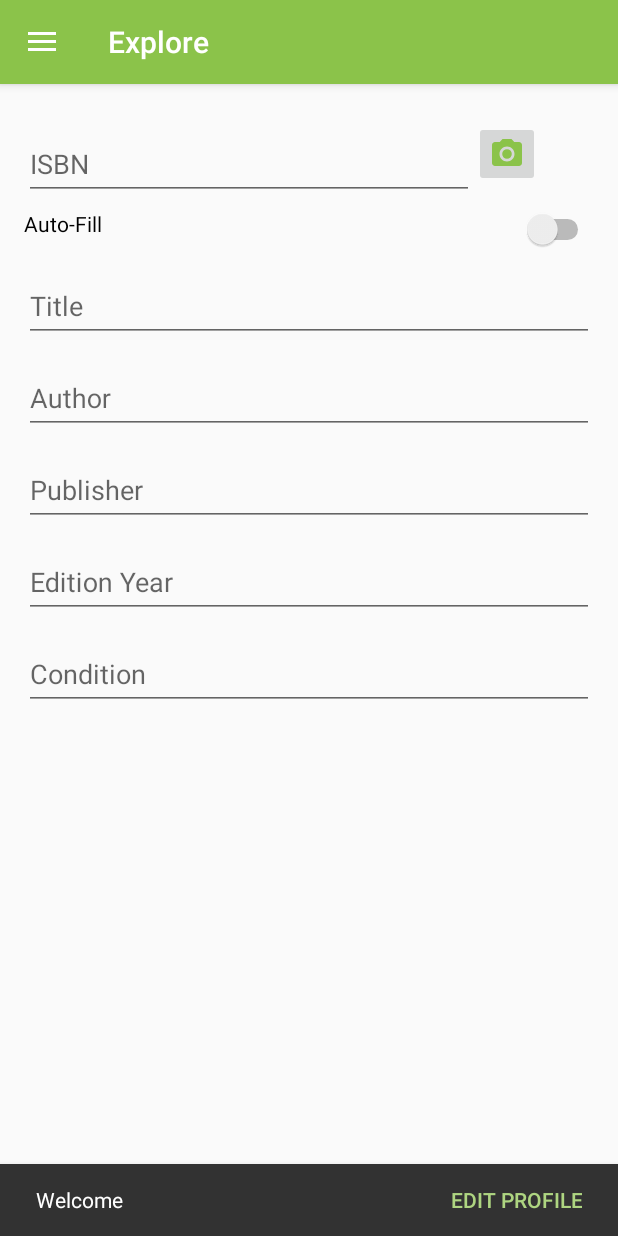
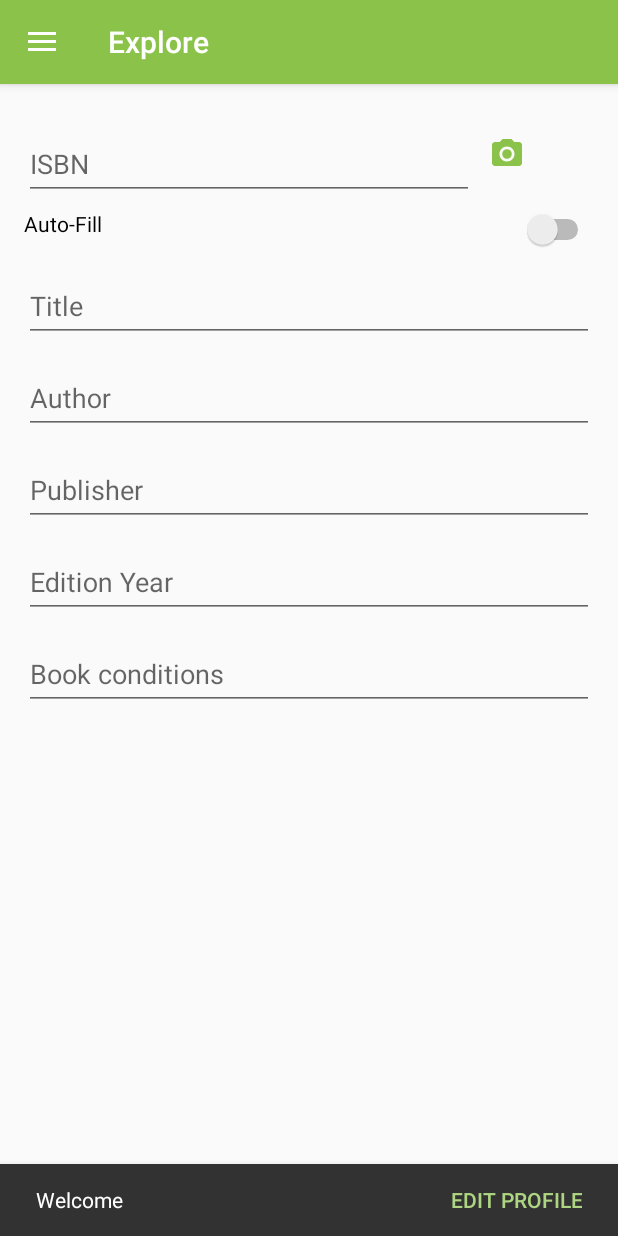
Before and after one commit to MobileApplicationDevelopment2018/MAD_Lab02, an Android app: the fragment AddBookFragment placed in its activity, on a phone screen of 412 x 824 dp. Run offline under Robolectric (Android 15) with nearby library versions, the phone set to English and light mode, and no system bars; our stand-ins replace Firebase (no records; nobody signed in at launch, a user with empty details on screens opened directly); libraries missing offline, so code that uses them is left out: com.firebase.ui; 1 statement that could not run was skipped.

Commit message:
Default picture changed to white background, added drawer icons, fixed translation, fixed onBackButtonPressed

```diff
--- a/app/src/main/java/it/polito/mad/lab02/AddBookFragment.java
+++ b/app/src/main/java/it/polito/mad/lab02/AddBookFragment.java
@@ -251,4 +251,5 @@ public class AddBookFragment extends Fragment implements IsbnQuery.TaskListener
     public interface OnFragmentInteractionListener {
         void onFragmentInteraction();
     }
+
 }
--- a/app/src/main/java/it/polito/mad/lab02/MainActivity.java
+++ b/app/src/main/java/it/polito/mad/lab02/MainActivity.java
@@ -81,11 +81,17 @@ public class MainActivity extends AppCompatActivityDialog<MainActivity.DialogID>
     @Override
     public void onBackPressed() {
         DrawerLayout drawer = findViewById(R.id.drawer_layout);
+        Toolbar toolbar = findViewById(R.id.toolbar);
         if (drawer.isDrawerOpen(GravityCompat.START)) {
             drawer.closeDrawer(GravityCompat.START);
         } else {
-            super.onBackPressed();
+            if (!toolbar.getTitle().toString().equals(getResources().getString(R.string.explore))) {
+                drawer.openDrawer(GravityCompat.START);
+            } else
+                super.onBackPressed();
         }
+
+
     }
 
     @Override
--- a/app/src/main/java/it/polito/mad/lab02/barcodereader/BarcodeCaptureActivity.java
+++ b/app/src/main/java/it/polito/mad/lab02/barcodereader/BarcodeCaptureActivity.java
@@ -289,7 +289,7 @@ public final class BarcodeCaptureActivity extends AppCompatActivity implements B
         }
         runOnUiThread(() -> {
             barcodeDialog = new AlertDialog.Builder(this)
-                    .setTitle("code retrieved")
+                    .setTitle(getResources().getString(R.string.code_retrieved))
                     .setMessage(barcode.displayValue)
                     .setPositiveButton("OK", (dialog, wich) -> {
                         Intent data = new Intent();
--- /dev/null
+++ b/app/src/main/res/drawable/ic_home_black_24dp.xml
@@ -0,0 +1,9 @@
+<vector xmlns:android="http://schemas.android.com/apk/res/android"
+    android:width="24dp"
+    android:height="24dp"
+    android:viewportHeight="24.0"
+    android:viewportWidth="24.0">
+    <path
+        android:fillColor="#FF000000"
+        android:pathData="M10,20v-6h4v6h5v-8h3L12,3 2,12h3v8z" />
+</vector>
--- /dev/null
+++ b/app/src/main/res/drawable/ic_note_add_black_24dp.xml
@@ -0,0 +1,9 @@
+<vector xmlns:android="http://schemas.android.com/apk/res/android"
+    android:width="24dp"
+    android:height="24dp"
+    android:viewportHeight="24.0"
+    android:viewportWidth="24.0">
+    <path
+        android:fillColor="#FF000000"
+        android:pathData="M14,2L6,2c-1.1,0 -1.99,0.9 -1.99,2L4,20c0,1.1 0.89,2 1.99,2L18,22c1.1,0 2,-0.9 2,-2L20,8l-6,-6zM16,16h-3v3h-2v-3L8,16v-2h3v-3h2v3h3v2zM13,9L13,3.5L18.5,9L13,9z" />
+</vector>
--- /dev/null
+++ b/app/src/main/res/drawable/ic_sign_in_black_24dp.xml
@@ -0,0 +1,9 @@
+<vector xmlns:android="http://schemas.android.com/apk/res/android"
+    android:width="24dp"
+    android:height="24dp"
+    android:viewportHeight="24.0"
+    android:viewportWidth="24.0">
+    <path
+        android:fillColor="#FF000000"
+        android:pathData="M21,3.01H3c-1.1,0 -2,0.9 -2,2V9h2V4.99h18v14.03H3V15H1v4.01c0,1.1 0.9,1.98 2,1.98h18c1.1,0 2,-0.88 2,-1.98v-14c0,-1.11 -0.9,-2 -2,-2zM11,16l4,-4 -4,-4v3H1v2h10v3z" />
+</vector>
--- /dev/null
+++ b/app/src/main/res/drawable/ic_sign_out_black_24dp.xml
@@ -0,0 +1,9 @@
+<vector xmlns:android="http://schemas.android.com/apk/res/android"
+    android:width="24dp"
+    android:height="24dp"
+    android:viewportHeight="24.0"
+    android:viewportWidth="24.0">
+    <path
+        android:fillColor="#FF000000"
+        android:pathData="M10.09,15.59L11.5,17l5,-5 -5,-5 -1.41,1.41L12.67,11H3v2h9.67l-2.58,2.59zM19,3H5c-1.11,0 -2,0.9 -2,2v4h2V5h14v14H5v-4H3v4c0,1.1 0.89,2 2,2h14c1.1,0 2,-0.9 2,-2V5c0,-1.1 -0.9,-2 -2,-2z" />
+</vector>
--- a/app/src/main/res/layout/fragment_add_book.xml
+++ b/app/src/main/res/layout/fragment_add_book.xml
@@ -49,6 +49,7 @@
                     android:layout_marginLeft="300dp"
                     android:layout_marginStart="300dp"
                     android:layout_marginTop="6dp"
+                    android:background="@null"
                     android:src="@drawable/ic_photo_camera_white_24dp"
                     android:tint="@color/colorPrimary" />
             </RelativeLayout>
--- a/app/src/main/res/menu/activity_main_drawer.xml
+++ b/app/src/main/res/menu/activity_main_drawer.xml
@@ -6,11 +6,11 @@
     <group android:checkableBehavior="single">
         <item
             android:id="@+id/nav_explore"
-            android:icon="@drawable/ic_person_black_24dp"
+            android:icon="@drawable/ic_home_black_24dp"
             android:title="@string/explore" />
         <item
             android:id="@+id/nav_sign_in"
-            android:icon="@drawable/ic_person_black_24dp"
+            android:icon="@drawable/ic_sign_in_black_24dp"
             android:title="@string/sign_in" />
     </group>
 </menu>
--- a/app/src/main/res/menu/activity_main_drawer_signed_in.xml
+++ b/app/src/main/res/menu/activity_main_drawer_signed_in.xml
@@ -6,11 +6,11 @@
     <group android:checkableBehavior="single">
         <item
             android:id="@+id/nav_explore"
-            android:icon="@drawable/ic_person_black_24dp"
+            android:icon="@drawable/ic_home_black_24dp"
             android:title="@string/explore" />
         <item
             android:id="@+id/nav_add_book"
-            android:icon="@drawable/ic_person_black_24dp"
+            android:icon="@drawable/ic_note_add_black_24dp"
             android:title="@string/add_book" />
         <item
             android:id="@+id/nav_profile"
@@ -18,7 +18,7 @@
             android:title="@string/profile" />
         <item
             android:id="@+id/nav_sign_out"
-            android:icon="@drawable/ic_person_black_24dp"
+            android:icon="@drawable/ic_sign_out_black_24dp"
             android:title="@string/sign_out" />
     </group>
 </menu>
--- a/app/src/main/res/values/strings.xml
+++ b/app/src/main/res/values/strings.xml
@@ -1,6 +1,6 @@
 <resources>
     <string name="app_name">MAD Laboratory 2</string>
-    <string name="activity_main">Main Activity</string>
+    <string name="activity_main">Home</string>
     <string name="show_profile">Show Profile</string>
     <string name="edit_profile">Edit Profile</string>
     <string name="save_profile">Save Profile</string>
@@ -33,18 +33,18 @@
     <string name="failed_obtain_picture">Something went wrong while obtaining the picture</string>
     <string name="success_save_data">Profile correctly updated</string>
     <string name="failed_save_data">Something went wrong while saving your data</string>
-    <string name="failed_load_data">Something went wrong while retrieving your data.\nYou will be signed out</string>
+    <string name="failed_load_data">Something went wrong while retrieving your data. You will be signed out.</string>
 
     <string name="number_zero">0</string>
 
     <string name="navigation_drawer_open">Open navigation drawer</string>
     <string name="navigation_drawer_close">Close navigation drawer</string>
 
-    <string name="anonymous">Anonymous</string>
+    <string name="anonymous">Not logged in</string>
 
     <string name="nav_header_desc">Navigation header</string>
     <string name="explore">Explore</string>
-    <string name="add_book">Add book</string>
+    <string name="add_book">Add Book</string>
     <string name="profile">Your profile</string>
 
     <string name="sign_in">Sign In</string>
@@ -52,7 +52,7 @@
     <string name="sign_in_welcome">Welcome</string>
     <string name="sign_in_welcome_back">Welcome back</string>
     <string name="sign_in_cancelled">Sign In cancelled</string>
-    <string name="sign_in_no_internet_connection">Sign In failed due to no internet connection</string>
+    <string name="sign_in_no_internet_connection">Sign In failed. Please check your internet connection</string>
     <string name="sign_in_unknown_error">An unknown error occurred during Sign In</string>
     <string name="sign_out_succeeded">Sign Out succeeded</string>
     <string name="sign_out_failed">Sign Out failed</string>
@@ -64,17 +64,17 @@
     <!-- TODO: Remove or change this placeholder text -->
     <string name="hello_blank_fragment">Hello blank fragment</string>
     <string name="hint_editionYear">Edition Year</string>
-    <string name="hint_condition">Condition</string>
+    <string name="hint_condition">Book conditions</string>
     <string name="hint_publisher">Publisher</string>
     <string name="hint_author">Author</string>
     <string name="hint_title">Title</string>
     <string name="auto_fill">Auto-Fill</string>
     <string name="hint_isbn">ISBN</string>
-    <string name="add_book_search_isbn">search ISBN</string>
-    <string name="book_author">author</string>
-    <string name="book_title">title</string>
-    <string name="book_publisher">publisher</string>
-    <string name="book_edition_year">edition year</string>
+    <string name="add_book_search_isbn">Search ISBN</string>
+    <string name="book_author">Author</string>
+    <string name="book_title">Title</string>
+    <string name="book_publisher">Publisher</string>
+    <string name="book_edition_year">Edition Year</string>
 
 
     <string name="ok">OK</string>
@@ -84,6 +84,7 @@
     <string name="barcode_success">Barcode read successfully</string>
     <string name="barcode_failure">No barcode captured</string>
     <string name="barcode_error">"Error reading barcode: %1$s"</string>
-    <string name="scan_barcode">scan barcode</string>
+    <string name="scan_barcode">Scan barcode</string>
     <string name="saving_data">Saving your personal data. Please wait...</string>
+    <string name="code_retrieved">Code Retrieved:</string>
 </resources>
```
Also changed, not shown: app/src/main/res/drawable/default_header.png, 1 other file.
